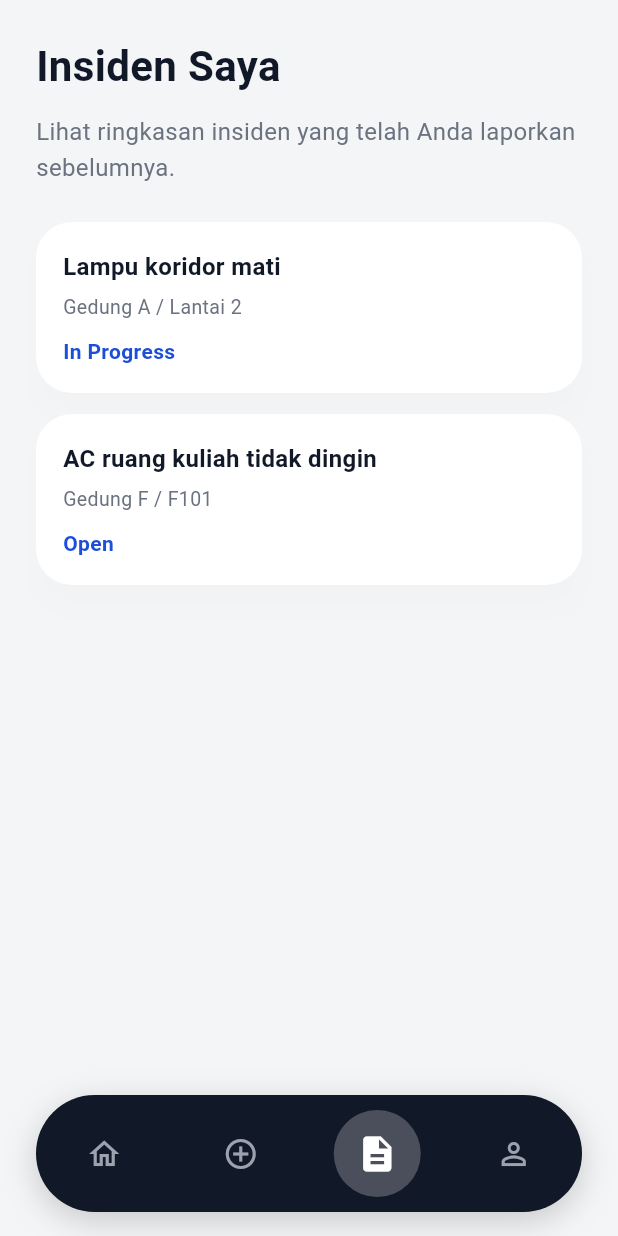
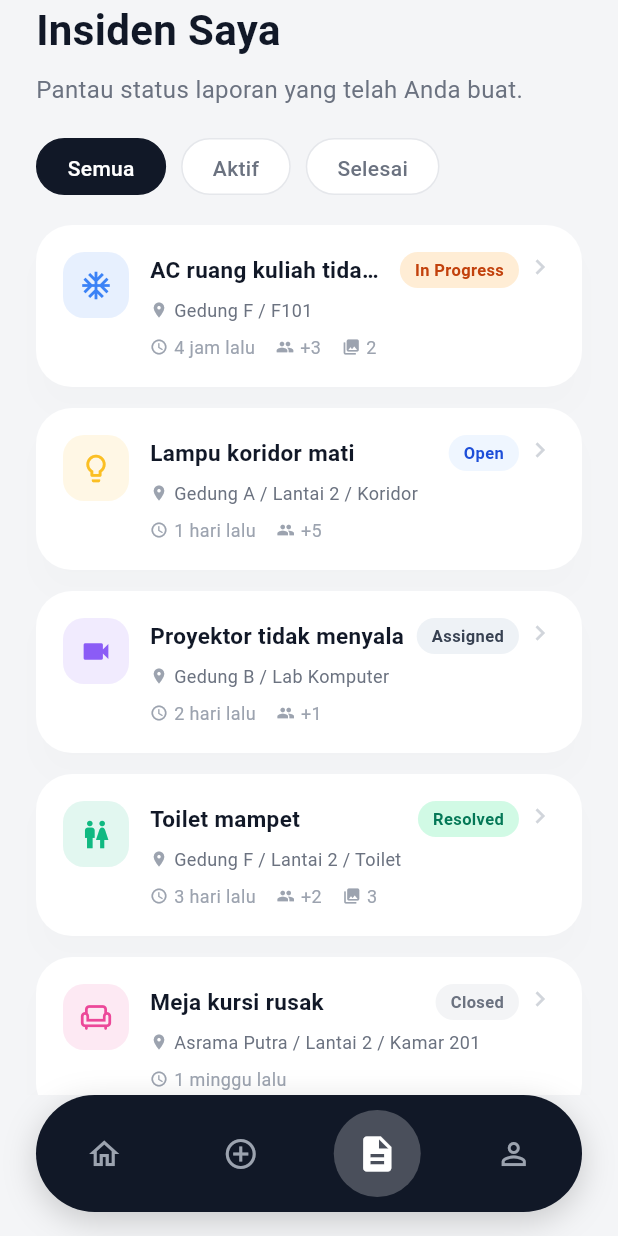
Before and after one commit to Nyot-Nyot/civic_campus, a Flutter app: the StudentHomeScreen screen opened by its route, item 3 of the bottom bar chosen, on a phone screen of 412 x 824 dp. Run offline on Flutter 3.47's test engine with Material 3 defaults, Android fonts, the phone set to English and light mode, and no system bars.

Commit message:
Add My Incidents Screen and integrate it into Student Home Screen

```diff
--- /dev/null
+++ b/lib/screens/my_incidents_screen.dart
@@ -0,0 +1,450 @@
+import 'package:flutter/material.dart';
+
+class _MyIncident {
+  final String id;
+  final String title;
+  final String location;
+  final String category;
+  final String status;
+  final String timeAgo;
+  final int photoCount;
+  final int confirmationCount;
+  final String description;
+
+  const _MyIncident({
+    required this.id,
+    required this.title,
+    required this.location,
+    required this.category,
+    required this.status,
+    required this.timeAgo,
+    this.photoCount = 1,
+    this.confirmationCount = 0,
+    this.description = '',
+  });
+}
+
+const _allIncidents = <_MyIncident>[
+  _MyIncident(
+    id: 'INC-001',
+    title: 'AC ruang kuliah tidak dingin',
+    location: 'Gedung F / F101',
+    category: 'AC',
+    status: 'In Progress',
+    timeAgo: '4 jam lalu',
+    photoCount: 2,
+    confirmationCount: 3,
+    description: 'AC tidak mengeluarkan udara dingin sejak pagi, remote tidak berfungsi.',
+  ),
+  _MyIncident(
+    id: 'INC-002',
+    title: 'Lampu koridor mati',
+    location: 'Gedung A / Lantai 2 / Koridor',
+    category: 'Lampu',
+    status: 'Open',
+    timeAgo: '1 hari lalu',
+    photoCount: 1,
+    confirmationCount: 5,
+    description: '3 lampu koridor mati total, area gelap.',
+  ),
+  _MyIncident(
+    id: 'INC-003',
+    title: 'Proyektor tidak menyala',
+    location: 'Gedung B / Lab Komputer',
+    category: 'Proyektor',
+    status: 'Assigned',
+    timeAgo: '2 hari lalu',
+    photoCount: 1,
+    confirmationCount: 1,
+  ),
+  _MyIncident(
+    id: 'INC-004',
+    title: 'Toilet mampet',
+    location: 'Gedung F / Lantai 2 / Toilet',
+    category: 'Toilet',
+    status: 'Resolved',
+    timeAgo: '3 hari lalu',
+    photoCount: 3,
+    confirmationCount: 2,
+  ),
+  _MyIncident(
+    id: 'INC-005',
+    title: 'Meja kursi rusak',
+    location: 'Asrama Putra / Lantai 2 / Kamar 201',
+    category: 'Furnitur',
+    status: 'Closed',
+    timeAgo: '1 minggu lalu',
+    photoCount: 1,
+    confirmationCount: 0,
+  ),
+  _MyIncident(
+    id: 'INC-006',
+    title: 'WiFi lambat',
+    location: 'Perpustakaan / Lantai 1 / Ruang Baca',
+    category: 'WiFi',
+    status: 'Open',
+    timeAgo: '30 menit lalu',
+    photoCount: 1,
+    confirmationCount: 8,
+  ),
+  _MyIncident(
+    id: 'INC-007',
+    title: 'Pipa air bocor',
+    location: 'Gedung A / Lantai 1 / Toilet',
+    category: 'Pipa Air',
+    status: 'In Progress',
+    timeAgo: '6 jam lalu',
+    photoCount: 2,
+    confirmationCount: 4,
+  ),
+  _MyIncident(
+    id: 'INC-008',
+    title: 'Kebersihan area baca',
+    location: 'Perpustakaan / Lantai 1 / Area Buku',
+    category: 'Kebersihan',
+    status: 'Closed',
+    timeAgo: '2 minggu lalu',
+    photoCount: 1,
+    confirmationCount: 2,
+  ),
+];
+
+const _statusColors = <String, Color>{
+  'Open': Color(0xFF1D4ED8),
+  'Assigned': Color(0xFF374151),
+  'In Progress': Color(0xFFC2410C),
+  'Resolved': Color(0xFF047857),
+  'Closed': Color(0xFF6B7280),
+};
+
+const _statusBgColors = <String, Color>{
+  'Open': Color(0xFFEFF6FF),
+  'Assigned': Color(0xFFEEF2F6),
+  'In Progress': Color(0xFFFFEDD5),
+  'Resolved': Color(0xFFD1FAE5),
+  'Closed': Color(0xFFF3F4F6),
+};
+
+const _categoryIcons = <String, IconData>{
+  'AC': Icons.ac_unit,
+  'Lampu': Icons.lightbulb_outline,
+  'Listrik': Icons.bolt,
+  'Proyektor': Icons.videocam,
+  'Pipa Air': Icons.water_drop,
+  'Toilet': Icons.wc,
+  'Furnitur': Icons.chair_outlined,
+  'WiFi': Icons.wifi,
+  'Kebersihan': Icons.cleaning_services,
+  'Struktur': Icons.construction,
+};
+
+const _categoryColors = <String, Color>{
+  'AC': Color(0xFF3B82F6),
+  'Lampu': Color(0xFFFBBF24),
+  'Listrik': Color(0xFFF97316),
+  'Proyektor': Color(0xFF8B5CF6),
+  'Pipa Air': Color(0xFF06B6D4),
+  'Toilet': Color(0xFF10B981),
+  'Furnitur': Color(0xFFEC4899),
+  'WiFi': Color(0xFF6366F1),
+  'Kebersihan': Color(0xFF14B8A6),
+  'Struktur': Color(0xFFEF4444),
+};
+
+class MyIncidentsScreen extends StatelessWidget {
+  const MyIncidentsScreen({super.key});
+
+  @override
+  Widget build(BuildContext context) {
+    return const _MyIncidentsBody();
+  }
+}
+
+class _MyIncidentsBody extends StatefulWidget {
+  const _MyIncidentsBody();
+
+  @override
+  State<_MyIncidentsBody> createState() => _MyIncidentsBodyState();
+}
+
+class _MyIncidentsBodyState extends State<_MyIncidentsBody> {
+  int _selectedFilter = 0;
+  static const _filters = ['Semua', 'Aktif', 'Selesai'];
+
+  List<_MyIncident> get _filtered {
+    switch (_selectedFilter) {
+      case 1:
+        return _allIncidents
+            .where((i) => !_isClosedOrResolved(i.status))
+            .toList();
+      case 2:
+        return _allIncidents
+            .where((i) => _isClosedOrResolved(i.status))
+            .toList();
+      default:
+        return _allIncidents;
+    }
+  }
+
+  bool _isClosedOrResolved(String status) {
+    return status == 'Closed' || status == 'Resolved';
+  }
+
+  @override
+  Widget build(BuildContext context) {
+    final filtered = _filtered;
+
+    return Column(
+      crossAxisAlignment: CrossAxisAlignment.start,
+      children: [
+        Padding(
+          padding: const EdgeInsets.symmetric(horizontal: 24),
+          child: Column(
+            crossAxisAlignment: CrossAxisAlignment.start,
+            children: [
+              const Text(
+                'Insiden Saya',
+                style: TextStyle(fontSize: 28, fontWeight: FontWeight.bold),
+              ),
+              const SizedBox(height: 8),
+              const Text(
+                'Pantau status laporan yang telah Anda buat.',
+                style: TextStyle(
+                  color: Color(0xFF6B7280),
+                  fontSize: 16,
+                  height: 1.5,
+                ),
+              ),
+              const SizedBox(height: 20),
+              SizedBox(
+                height: 38,
+                child: ListView.separated(
+                  scrollDirection: Axis.horizontal,
+                  itemCount: _filters.length,
+                  separatorBuilder: (_, _) => const SizedBox(width: 10),
+                  itemBuilder: (context, index) {
+                    final isSelected = _selectedFilter == index;
+                    return Material(
+                      color: Colors.transparent,
+                      child: InkWell(
+                        borderRadius: BorderRadius.circular(19),
+                        onTap: () => setState(() => _selectedFilter = index),
+                        child: AnimatedContainer(
+                          duration: const Duration(milliseconds: 200),
+                          padding: const EdgeInsets.symmetric(
+                              horizontal: 20, vertical: 9),
+                          decoration: BoxDecoration(
+                            color: isSelected
+                                ? const Color(0xFF111827)
+                                : Colors.white,
+                            borderRadius: BorderRadius.circular(19),
+                            border: Border.all(
+                              color: isSelected
+                                  ? const Color(0xFF111827)
+                                  : const Color(0xFFE5E7EB),
+                            ),
+                          ),
+                          child: Text(
+                            _filters[index],
+                            style: TextStyle(
+                              fontSize: 14,
+                              fontWeight: FontWeight.w500,
+                              color: isSelected
+                                  ? Colors.white
+                                  : const Color(0xFF6B7280),
+                            ),
+                          ),
+                        ),
+                      ),
+                    );
+                  },
+                ),
+              ),
+            ],
+          ),
+        ),
+        const SizedBox(height: 20),
+        Expanded(
+          child: filtered.isEmpty
+              ? const Center(
+                  child: Column(
+                    mainAxisAlignment: MainAxisAlignment.center,
+                    children: [
+                      Icon(Icons.inbox_outlined,
+                          size: 56, color: Color(0xFFD1D5DB)),
+                      SizedBox(height: 16),
+                      Text(
+                        'Belum ada laporan',
+                        style: TextStyle(
+                          fontSize: 16,
+                          color: Color(0xFF9CA3AF),
+                          fontWeight: FontWeight.w500,
+                        ),
+                      ),
+                    ],
+                  ),
+                )
+              : ListView.separated(
+                  padding: const EdgeInsets.symmetric(horizontal: 24),
+                  itemCount: filtered.length,
+                  separatorBuilder: (_, _) => const SizedBox(height: 14),
+                  itemBuilder: (context, index) {
+                    return _buildIncidentCard(context, filtered[index]);
+                  },
+                ),
+        ),
+      ],
+    );
+  }
+
+  Widget _buildIncidentCard(BuildContext context, _MyIncident item) {
+    final statusColor = _statusColors[item.status] ?? const Color(0xFF6B7280);
+    final statusBg = _statusBgColors[item.status] ?? const Color(0xFFF3F4F6);
+    final categoryIcon =
+        _categoryIcons[item.category] ?? Icons.help_outline;
+    final categoryColor =
+        _categoryColors[item.category] ?? const Color(0xFF9CA3AF);
+
+    return Material(
+      color: Colors.transparent,
+      child: InkWell(
+        borderRadius: BorderRadius.circular(24),
+        onTap: () {
+          ScaffoldMessenger.of(context).showSnackBar(
+            SnackBar(
+              content: Text('Detail ${item.id} akan segera hadir.'),
+              duration: const Duration(seconds: 1),
+            ),
+          );
+        },
+        child: Card(
+          margin: EdgeInsets.zero,
+          shape: RoundedRectangleBorder(
+            borderRadius: BorderRadius.circular(24),
+          ),
+          child: Padding(
+            padding: const EdgeInsets.all(18),
+            child: Row(
+              crossAxisAlignment: CrossAxisAlignment.start,
+              children: [
+                Container(
+                  width: 44,
+                  height: 44,
+                  decoration: BoxDecoration(
+                    color: categoryColor.withValues(alpha: 0.12),
+                    borderRadius: BorderRadius.circular(14),
+                  ),
+                  child: Icon(categoryIcon, color: categoryColor, size: 22),
+                ),
+                const SizedBox(width: 14),
+                Expanded(
+                  child: Column(
+                    crossAxisAlignment: CrossAxisAlignment.start,
+                    children: [
+                      Row(
+                        children: [
+                          Expanded(
+                            child: Text(
+                              item.title,
+                              style: const TextStyle(
+                                fontSize: 15,
+                                fontWeight: FontWeight.w600,
+                                color: Color(0xFF111827),
+                              ),
+                              maxLines: 1,
+                              overflow: TextOverflow.ellipsis,
+                            ),
+                          ),
+                          const SizedBox(width: 8),
+                          Container(
+                            padding: const EdgeInsets.symmetric(
+                                horizontal: 10, vertical: 4),
+                            decoration: BoxDecoration(
+                              color: statusBg,
+                              borderRadius: BorderRadius.circular(12),
+                            ),
+                            child: Text(
+                              item.status,
+                              style: TextStyle(
+                                fontSize: 11,
+                                fontWeight: FontWeight.w600,
+                                color: statusColor,
+                              ),
+                            ),
+                          ),
+                        ],
+                      ),
+                      const SizedBox(height: 6),
+                      Row(
+                        children: [
+                          Icon(Icons.location_on,
+                              size: 12, color: const Color(0xFF9CA3AF)),
+                          const SizedBox(width: 4),
+                          Expanded(
+                            child: Text(
+                              item.location,
+                              style: const TextStyle(
+                                fontSize: 12,
+                                color: Color(0xFF6B7280),
+                              ),
+                              maxLines: 1,
+                              overflow: TextOverflow.ellipsis,
+                            ),
+                          ),
+                        ],
+                      ),
+                      const SizedBox(height: 8),
+                      Row(
+                        children: [
+                          Icon(Icons.access_time,
+                              size: 12, color: const Color(0xFF9CA3AF)),
+                          const SizedBox(width: 4),
+                          Text(
+                            item.timeAgo,
+                            style: const TextStyle(
+                              fontSize: 12,
+                              color: Color(0xFF9CA3AF),
+                            ),
+                          ),
+                          if (item.confirmationCount > 0) ...[
+                            const SizedBox(width: 14),
+                            Icon(Icons.people,
+                                size: 12, color: const Color(0xFF9CA3AF)),
+                            const SizedBox(width: 4),
+                            Text(
+                              '+${item.confirmationCount}',
+                              style: const TextStyle(
+                                fontSize: 12,
+                                color: Color(0xFF9CA3AF),
+                              ),
+                            ),
+                          ],
+                          if (item.photoCount > 1) ...[
+                            const SizedBox(width: 14),
+                            Icon(Icons.photo_library,
+                                size: 12, color: const Color(0xFF9CA3AF)),
+                            const SizedBox(width: 4),
+                            Text(
+                              '${item.photoCount}',
+                              style: const TextStyle(
+                                fontSize: 12,
+                                color: Color(0xFF9CA3AF),
+                              ),
+                            ),
+                          ],
+                        ],
+                      ),
+                    ],
+                  ),
+                ),
+                const SizedBox(width: 4),
+                Icon(Icons.chevron_right,
+                    size: 20, color: const Color(0xFFD1D5DB)),
+              ],
+            ),
+          ),
+        ),
+      ),
+    );
+  }
+}
--- a/lib/screens/student_home_screen.dart
+++ b/lib/screens/student_home_screen.dart
@@ -1,5 +1,6 @@
 import 'package:flutter/material.dart';
 
+import 'my_incidents_screen.dart';
 import 'new_report_screen.dart';
 
 class _Report {
@@ -340,75 +341,7 @@ class _StudentHomeScreenState extends State<StudentHomeScreen> {
           ),
         );
       case 2:
-        return Padding(
-          padding: const EdgeInsets.symmetric(horizontal: 24, vertical: 24),
-          child: Column(
-            crossAxisAlignment: CrossAxisAlignment.start,
-            children: [
-              const Text(
-                'Insiden Saya',
-                style: TextStyle(fontSize: 28, fontWeight: FontWeight.bold),
-              ),
-              const SizedBox(height: 12),
-              const Text(
-                'Lihat ringkasan insiden yang telah Anda laporkan sebelumnya.',
-                style: TextStyle(
-                  color: Color(0xFF6B7280),
-                  fontSize: 16,
-                  height: 1.5,
-                ),
-              ),
-              const SizedBox(height: 24),
-              Expanded(
-                child: ListView.separated(
-                  padding: EdgeInsets.zero,
-                  itemCount: _activeReports.length,
-                  separatorBuilder: (context, _) => const SizedBox(height: 14),
-                  itemBuilder: (context, index) {
-                    final item = _activeReports[index];
-                    return Card(
-                      margin: EdgeInsets.zero,
-                      shape: RoundedRectangleBorder(
-                        borderRadius: BorderRadius.circular(24),
-                      ),
-                      child: Padding(
-                        padding: const EdgeInsets.all(18),
-                        child: Column(
-                          crossAxisAlignment: CrossAxisAlignment.start,
-                          children: [
-                            Text(
-                              item.title,
-                              style: const TextStyle(
-                                fontSize: 16,
-                                fontWeight: FontWeight.w600,
-                              ),
-                            ),
-                            const SizedBox(height: 6),
-                            Text(
-                              item.location,
-                              style: const TextStyle(
-                                color: Color(0xFF6B7280),
-                                fontSize: 13,
-                              ),
-                            ),
-                            const SizedBox(height: 10),
-                            Text(
-                              item.status,
-                              style: const TextStyle(
-                                color: Color(0xFF1D4ED8),
-                                fontWeight: FontWeight.w600,
-                              ),
-                            ),
-                          ],
-                        ),
-                      ),
-                    );
-                  },
-                ),
-              ),
-            ],
-          ),
-        );
+        return const MyIncidentsScreen();
       case 3:
         return Padding(
           padding: const EdgeInsets.symmetric(horizontal: 24, vertical: 24),
```
